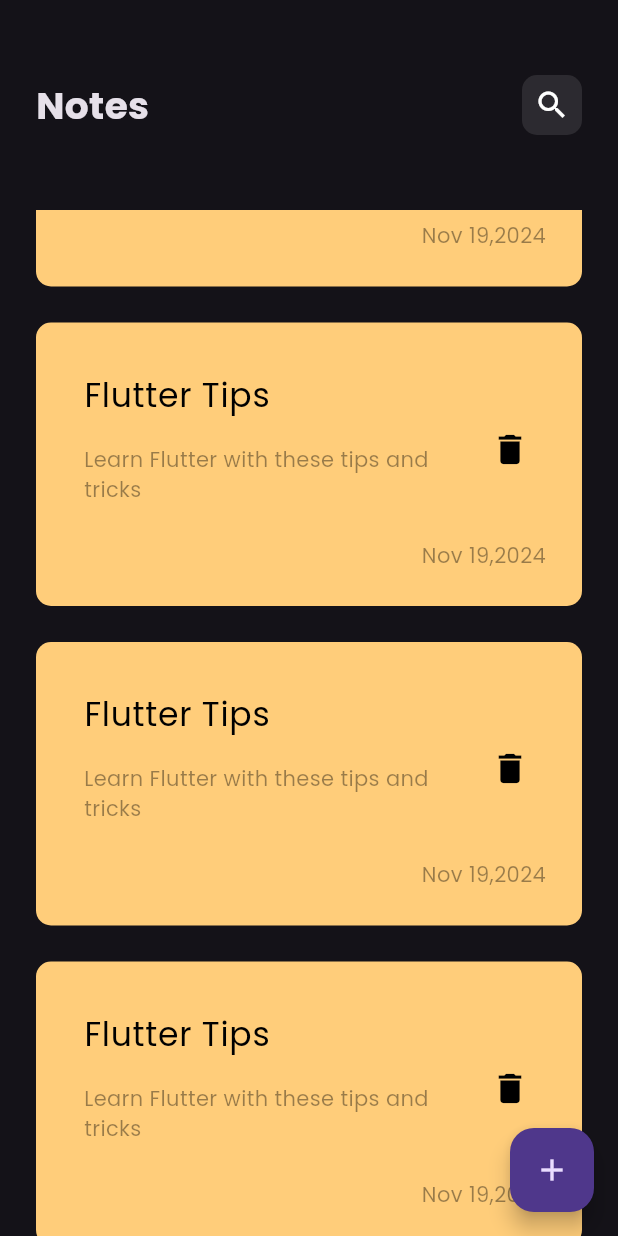
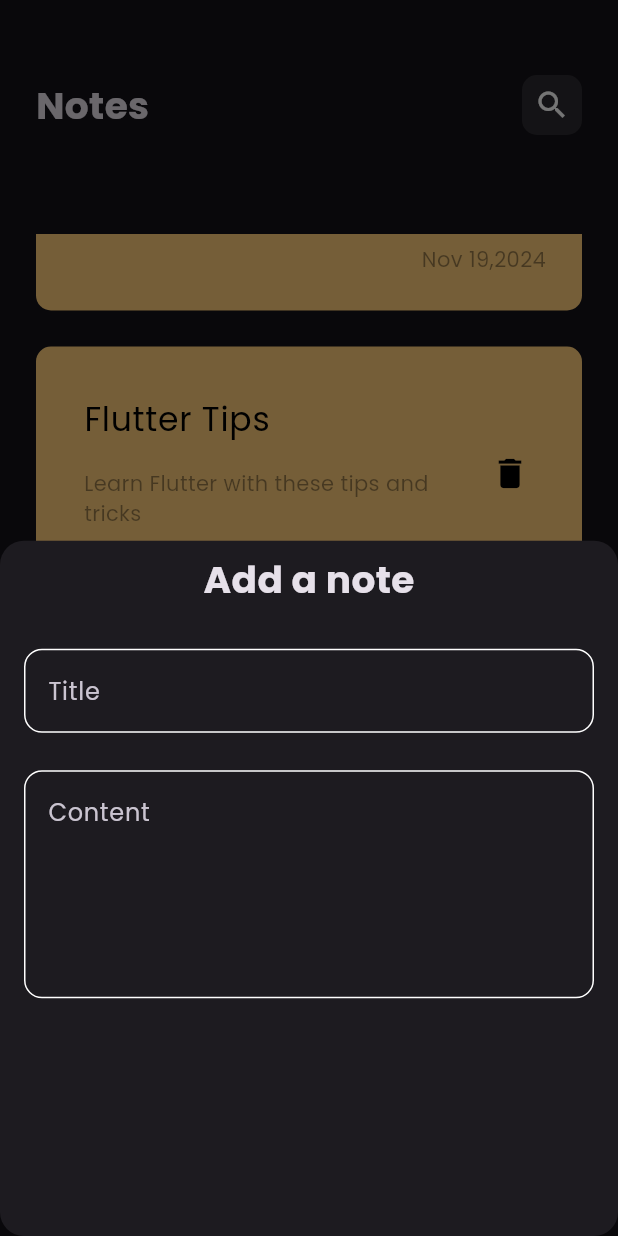
Before and after one commit to Ahmed-AbdElmnaem/nots_app, a Flutter app: the screen it shows after launch, scrolled down 576 dp, after a tap on the "add" icon, on a phone screen of 412 x 824 dp. Run offline on Flutter 3.47's test engine with Material 3 defaults, Android fonts, the phone set to English and light mode, and no system bars.

Commit message:
add constfile add custom textfeild add praimarycolor add textfiled in bottomshet

```diff
--- /dev/null
+++ b/lib/Consts.dart
@@ -0,0 +1,3 @@
+import 'package:flutter/animation.dart';
+
+const KPrimaryColor = Color(0xFF50378B);
--- /dev/null
+++ b/lib/Widgets/add_note_bottomsheet.dart
@@ -0,0 +1,34 @@
+import 'package:flutter/material.dart';
+import 'package:notes_app/Widgets/custom_text_feild.dart';
+
+class Custmbottomsheet extends StatelessWidget {
+  const Custmbottomsheet({super.key});
+
+  @override
+  Widget build(BuildContext context) {
+    return Padding(
+      padding: const EdgeInsets.symmetric(horizontal: 16),
+      child: Column(
+        children: [
+          Padding(
+            padding: const EdgeInsets.all(8.0),
+            child: const Text(
+              'Add a note',
+              style: TextStyle(fontWeight: FontWeight.bold, fontSize: 25),
+            ),
+          ),
+          SizedBox(
+            height: 20,
+          ),
+          const CustomTextField(
+            hintText: 'Title',
+          ),
+          SizedBox(
+            height: 25,
+          ),
+          CustomTextField(hintText: 'Content', maxLines: 5),
+        ],
+      ),
+    );
+  }
+}
--- /dev/null
+++ b/lib/Widgets/custom_text_feild.dart
@@ -0,0 +1,29 @@
+import 'package:flutter/material.dart';
+import 'package:notes_app/Consts.dart';
+
+class CustomTextField extends StatelessWidget {
+  const CustomTextField({super.key, required this.hintText, this.maxLines = 1});
+  final String hintText;
+  final int maxLines;
+  @override
+  Widget build(BuildContext context) {
+    return TextField(
+      maxLines: maxLines,
+      cursorColor: KPrimaryColor,
+      decoration: InputDecoration(
+        hintText: hintText,
+        border: OutlineInputBorder(
+          borderRadius: BorderRadius.circular(12),
+        ),
+        enabledBorder: OutlineInputBorder(
+          borderRadius: BorderRadius.circular(12),
+          borderSide: BorderSide(color: Colors.white),
+        ),
+        focusedBorder: OutlineInputBorder(
+          borderSide: BorderSide(color: KPrimaryColor),
+          borderRadius: BorderRadius.circular(12),
+        ),
+      ),
+    );
+  }
+}
--- a/lib/Widgets/listview_notesItem.dart
+++ b/lib/Widgets/listview_notesItem.dart
@@ -6,13 +6,17 @@ class Noteslistview extends StatelessWidget {
 
   @override
   Widget build(BuildContext context) {
-    return ListView.builder(
+    return Padding(
+      padding: const EdgeInsets.symmetric(vertical: 16),
+      child: ListView.builder(
+        padding: EdgeInsets.zero,
         itemBuilder: (context, index) {
           return Padding(
             padding: const EdgeInsets.symmetric(vertical: 12),
             child: NoteItem(),
           );
         },
+      ),
     );
   }
 }
--- a/lib/views/nots_view.dart
+++ b/lib/views/nots_view.dart
@@ -1,4 +1,5 @@
 import 'package:flutter/material.dart';
+import 'package:notes_app/Widgets/add_note_bottomsheet.dart';
 import 'package:notes_app/Widgets/notes_view_body.dart';
 
 class NotsView extends StatelessWidget {
@@ -7,8 +8,16 @@ class NotsView extends StatelessWidget {
   @override
   Widget build(BuildContext context) {
     return Scaffold(
-      floatingActionButton:
-          FloatingActionButton(onPressed: () {}, child: const Icon(Icons.add)),
+      floatingActionButton: FloatingActionButton(
+          onPressed: () {
+            showModalBottomSheet(
+                shape: RoundedRectangleBorder(
+                  borderRadius: BorderRadius.circular(16),
+                ),
+                context: context,
+                builder: (context) => const Custmbottomsheet());
+          },
+          child: const Icon(Icons.add)),
       body: const NotsviewsBody(),
     );
   }
```
Lines whose indentation alone changed are shown as unchanged.
